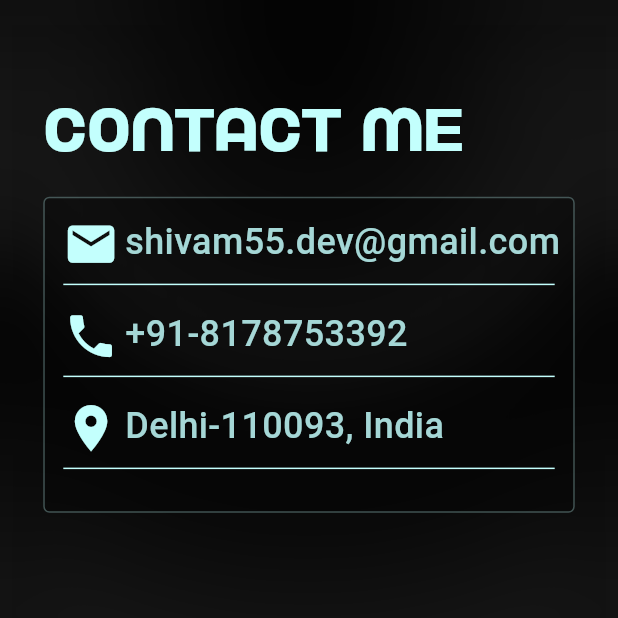
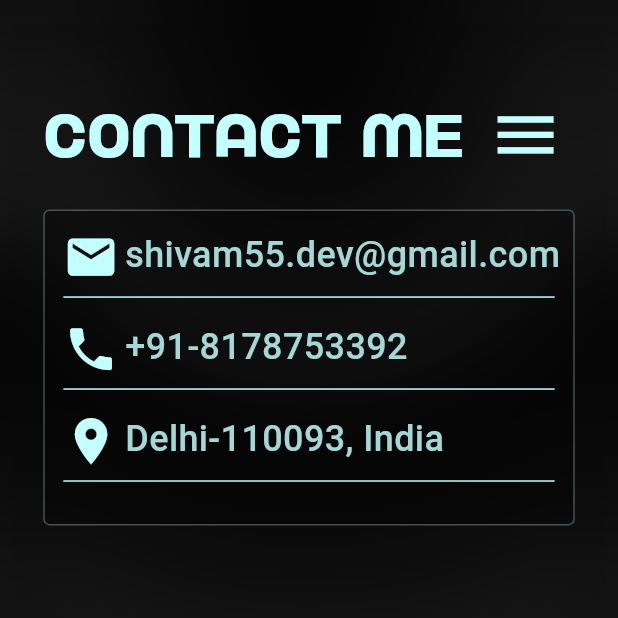
Before and after one commit to 1Shibam/portfolio_web, a Flutter app: the TabletScreenLayout screen opened directly, swiped to page 4, on a phone screen of 412 x 824 dp, the top half of it. Run offline on Flutter 3.47's test engine with Material 3 defaults, Android fonts, the phone set to English and light mode, and no system bars; drawn by our look-alikes of flutter_animate; our stand-ins replace animated_text_kit, flutter_riverpod, flutter_svg, go_router, web, youtube_player_iframe; Roboto replaces fonts that are missing (Nura-Medius).

Commit message:
add navigationi opener icon for every screen

```diff
--- a/lib/responsive/tablet/contact_page_tab.dart
+++ b/lib/responsive/tablet/contact_page_tab.dart
@@ -1,5 +1,7 @@
 import 'package:flutter/material.dart';
 import 'package:flutter_animate/flutter_animate.dart';
+import 'package:flutter_riverpod/flutter_riverpod.dart';
+import 'package:portfolio_web/helper/is_nav_open_provider.dart';
 import 'package:portfolio_web/theme/colors.dart';
 import 'package:portfolio_web/theme/text_styles.dart';
 
@@ -17,6 +19,9 @@ class ContactPageTab extends StatelessWidget {
       child: Column(
         crossAxisAlignment: CrossAxisAlignment.start,
         children: [
+          Row(
+            mainAxisAlignment: MainAxisAlignment.spaceBetween,
+            children: [
               Text(
                 'Contact Me',
                 style: AppTextStyles.heading(context),
@@ -24,6 +29,27 @@ class ContactPageTab extends StatelessWidget {
                   .animate()
                   .fade(duration: 1000.ms)
                   .slideX(duration: 400.ms, curve: Curves.easeIn),
+              Consumer(
+                builder: (context, ref, child) {
+                  final isNavOpen = ref.watch(isNavOpenProvider);
+                  return IconButton(
+                    onPressed: () {
+                      ref.read(isNavOpenProvider.notifier).state = !isNavOpen;
+                    },
+                    icon: Icon(
+                      Icons.menu,
+                      size: maxHeight * 0.06,
+                      color: AppColors.light,
+                    ),
+                    splashRadius: 24,
+                  ).animate().fade(duration: 1000.ms).slideX(
+                        curve: Curves.easeIn,
+                        duration: 400.ms,
+                      );
+                },
+              )
+            ],
+          ),
           SizedBox(height: maxHeight * 0.02),
           Container(
             decoration: BoxDecoration(
```
Also changed, not shown: lib/responsive/tablet/experience_page_tablet.dart (+25 -0 lines), lib/responsive/tablet/projets_page_tab.dart (+26 -0 lines). Lines whose indentation alone changed are shown as unchanged.
